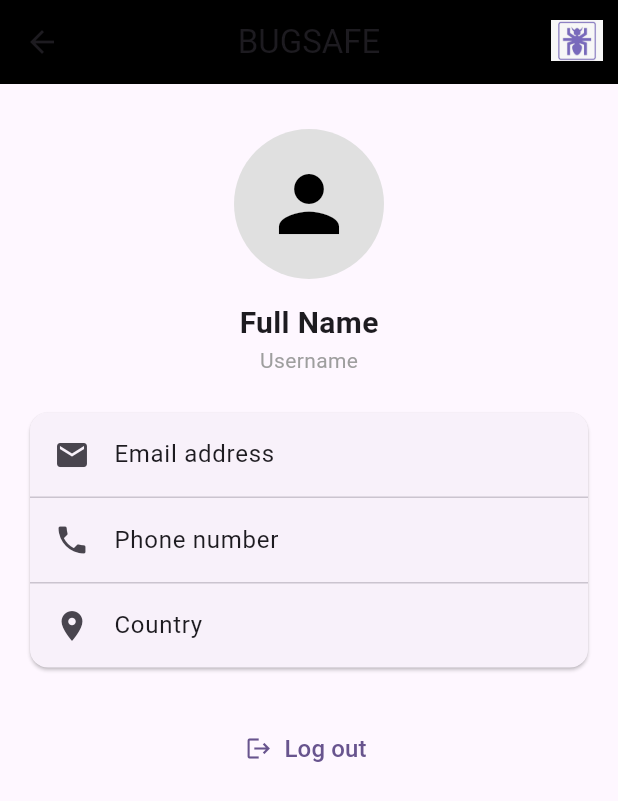
After one commit to Aldair0707/BugSafe, a Flutter app: the ProfileScreen screen opened directly, on a phone screen of 412 x 824 dp. The commit adds this screen. Shown: the top 801 px of the screen. Run offline on Flutter 3.47's test engine with Material 3 defaults, Android fonts, the phone set to English and light mode, and no system bars; network calls fail.

Commit message:
add profile.dart

```diff
--- a/lib/home.dart
+++ b/lib/home.dart
@@ -1,5 +1,6 @@
 import 'package:flutter/material.dart';
 import 'package:bugsafe_app/login.dart';
+import 'package:bugsafe_app/profile.dart';
 
 // ----------------- MODELO -----------------
 class Insecto {
@@ -213,6 +214,17 @@ class _HomePageState extends State<HomePage> {
           ),
         ],
       ),
+      floatingActionButton: FloatingActionButton(
+        onPressed: () {
+          Navigator.push(
+            context,
+            MaterialPageRoute(
+              builder: (context) => ProfileScreen(user: UserModel()),
+            ),
+          );
+        },
+        child: const Icon(Icons.person),
+      ),
     );
   }
 }
--- /dev/null
+++ b/lib/profile.dart
@@ -0,0 +1,92 @@
+import 'package:flutter/material.dart';
+
+class UserModel {
+  final String fullName;
+  final String username;
+  final String email;
+  final String phone;
+  final String country;
+
+  UserModel({
+    this.fullName = "Full Name",
+    this.username = "Username",
+    this.email = "Email address",
+    this.phone = "Phone number",
+    this.country = "Country",
+  });
+}
+
+class ProfileScreen extends StatelessWidget {
+  final UserModel user;
+
+  const ProfileScreen({super.key, required this.user});
+
+  @override
+  Widget build(BuildContext context) {
+    return Scaffold(
+      appBar: AppBar(
+        backgroundColor: Colors.black,
+        centerTitle: true,
+        title: const Text("BUGSAFE"),
+        actions: [
+          Padding(
+            padding: const EdgeInsets.only(right: 10, top: 5, bottom: 5),
+            child: Column(
+              mainAxisAlignment: MainAxisAlignment.center,
+              children: [
+                Image.asset('assets/logo2.jpeg', width: 35, height: 35),
+                const SizedBox(height: 2),
+              ],
+            ),
+          ),
+        ],
+      ),
+      body: SingleChildScrollView(
+        child: Column(
+          children: [
+            const SizedBox(height: 30),
+            CircleAvatar(
+              radius: 50,
+              backgroundColor: Colors.grey[300],
+              child: const Icon(Icons.person, size: 60, color: Colors.black),
+            ),
+            const SizedBox(height: 15),
+            Text(
+              user.fullName,
+              style: const TextStyle(fontWeight: FontWeight.bold, fontSize: 20),
+            ),
+            Text(user.username, style: const TextStyle(color: Colors.grey)),
+            const SizedBox(height: 25),
+            Card(
+              margin: const EdgeInsets.symmetric(horizontal: 20),
+              child: Column(
+                children: [
+                  ListTile(
+                    leading: const Icon(Icons.email),
+                    title: Text(user.email),
+                  ),
+                  const Divider(height: 1),
+                  ListTile(
+                    leading: const Icon(Icons.phone),
+                    title: Text(user.phone),
+                  ),
+                  const Divider(height: 1),
+                  ListTile(
+                    leading: const Icon(Icons.location_on),
+                    title: Text(user.country),
+                  ),
+                ],
+              ),
+            ),
+            const SizedBox(height: 30),
+            TextButton.icon(
+              onPressed: () {},
+              icon: const Icon(Icons.logout),
+              label: const Text("Log out", style: TextStyle(fontSize: 16)),
+            ),
+          ],
+        ),
+      ),
+    );
+  }
+}
```
